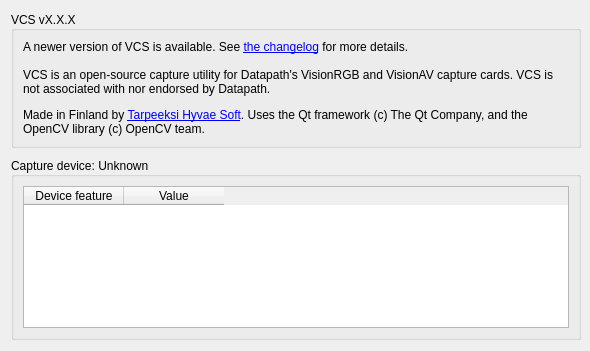
First picture: the form in src/display/qt/dialogs/ui/about_dialog.ui, repository mrehkopf/vcs, before the edit.
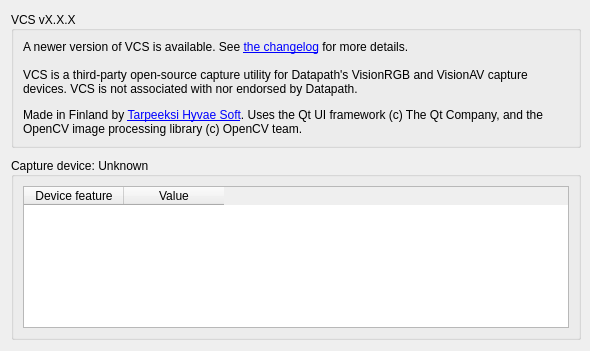
Second picture: the form after the edit.

Commit message: capture-api: Some more refactoring of function names

What changed in the file:
```diff
--- a/src/display/qt/dialogs/ui/about_dialog.ui
+++ b/src/display/qt/dialogs/ui/about_dialog.ui
@@ -92,7 +92,7 @@
           <item>
            <widget class="QLabel" name="label_17">
             <property name="text">
-             <string>&lt;html&gt;&lt;head/&gt;&lt;body&gt;&lt;p&gt;VCS is an open-source capture utility for Datapath's VisionRGB and VisionAV capture cards. VCS is not associated with nor endorsed by Datapath.&lt;/p&gt;&lt;p&gt;Made in Finland by &lt;a href=&quot;https://www.tarpeeksihyvaesoft.com&quot;&gt;&lt;span style=&quot; text-decoration: underline; color:#0000ff;&quot;&gt;Tarpeeksi Hyvae Soft&lt;/span&gt;&lt;/a&gt;. Uses the Qt framework (c) The Qt Company, and the OpenCV library (c) OpenCV team.&lt;/p&gt;&lt;/body&gt;&lt;/html&gt;</string>
+             <string>&lt;html&gt;&lt;head/&gt;&lt;body&gt;&lt;p&gt;VCS is a third-party open-source capture utility for Datapath's VisionRGB and VisionAV capture devices. VCS is not associated with nor endorsed by Datapath.&lt;/p&gt;&lt;p&gt;Made in Finland by &lt;a href=&quot;https://www.tarpeeksihyvaesoft.com&quot;&gt;&lt;span style=&quot; text-decoration: underline; color:#0000ff;&quot;&gt;Tarpeeksi Hyvae Soft&lt;/span&gt;&lt;/a&gt;. Uses the Qt UI framework (c) The Qt Company, and the OpenCV image processing library (c) OpenCV team.&lt;/p&gt;&lt;/body&gt;&lt;/html&gt;</string>
             </property>
             <property name="alignment">
              <set>Qt::AlignLeading|Qt::AlignLeft|Qt::AlignVCenter</set>
```
The commit also changes 11 other files.
